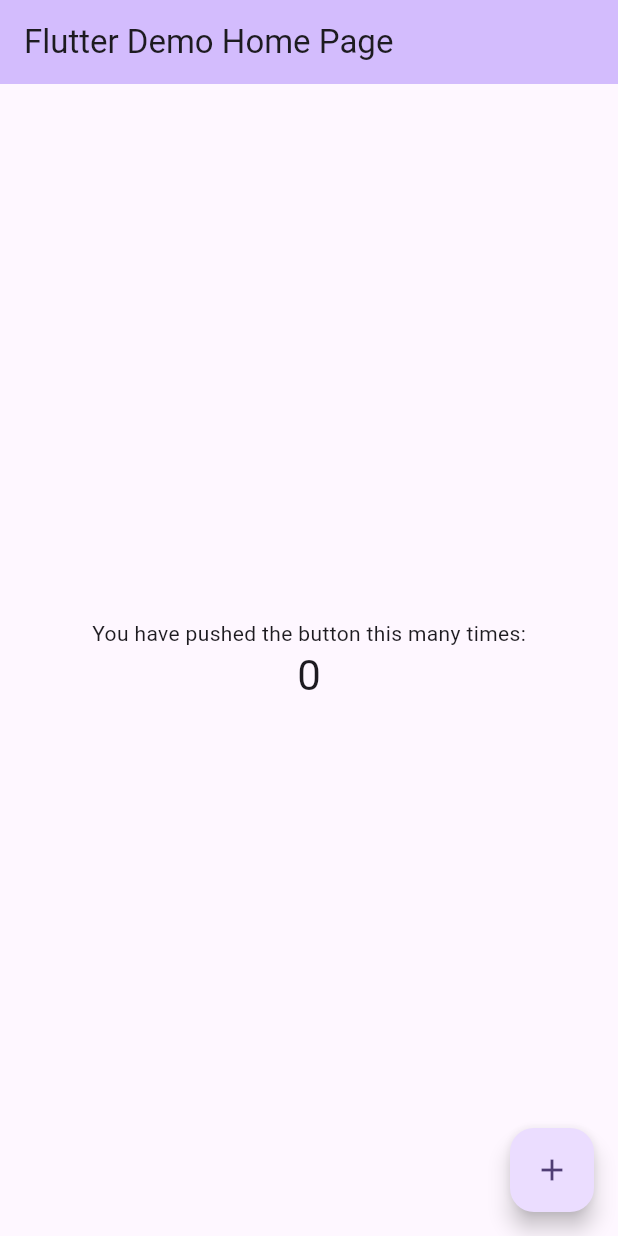
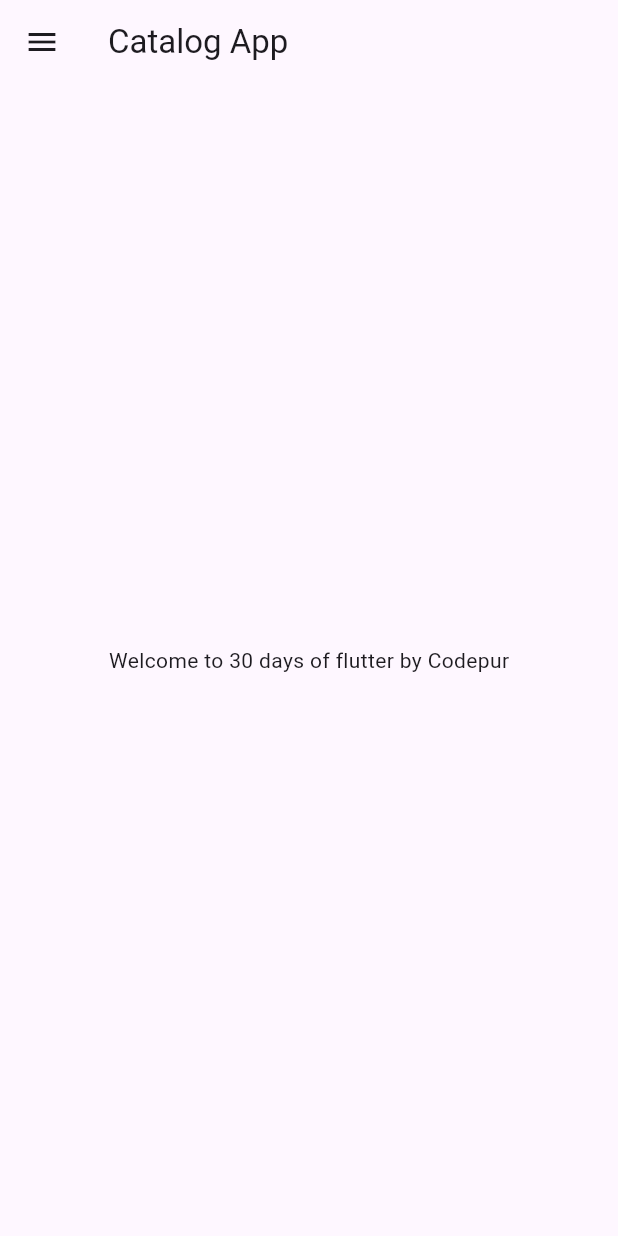
Before and after one commit to divsgoyal/Flutter, a Flutter app: the screen it shows after launch, on a phone screen of 412 x 824 dp. Run offline on Flutter 3.47's test engine with Material 3 defaults, Android fonts, the light colour scheme and no system bars.

Commit message:
level 2 completed

```diff
--- /dev/null
+++ b/lib/home_page.dart
@@ -0,0 +1,20 @@
+import 'package:flutter/material.dart';
+
+class HomePage extends StatelessWidget {
+  final int days = 30;
+  final String name = "Codepur";
+  @override
+  Widget build(BuildContext context) {
+    return Scaffold(
+      appBar: AppBar(
+        title: Text("Catalog App"),
+      ),
+      body: Center(
+        child: Container(
+          child: Text("Welcome to $days days of flutter by $name"),
+        ),
+      ),
+      drawer: Drawer(),
+    );
+  }
+}
--- a/lib/main.dart
+++ b/lib/main.dart
@@ -1,125 +1,16 @@
 import 'package:flutter/material.dart';
+import 'package:flutter_catalo/home_page.dart';
 
 void main() {
-  runApp(const MyApp());
+  runApp(MyApp());
 }
 
 class MyApp extends StatelessWidget {
-  const MyApp({super.key});
-
-  // This widget is the root of your application.
+  // const MyApp({Key key}) : super(key: key);
   @override
   Widget build(BuildContext context) {
     return MaterialApp(
-      title: 'Flutter Demo',
-      theme: ThemeData(
-        // This is the theme of your application.
-        //
-        // TRY THIS: Try running your application with "flutter run". You'll see
-        // the application has a purple toolbar. Then, without quitting the app,
-        // try changing the seedColor in the colorScheme below to Colors.green
-        // and then invoke "hot reload" (save your changes or press the "hot
-        // reload" button in a Flutter-supported IDE, or press "r" if you used
-        // the command line to start the app).
-        //
-        // Notice that the counter didn't reset back to zero; the application
-        // state is not lost during the reload. To reset the state, use hot
-        // restart instead.
-        //
-        // This works for code too, not just values: Most code changes can be
-        // tested with just a hot reload.
-        colorScheme: ColorScheme.fromSeed(seedColor: Colors.deepPurple),
-        useMaterial3: true,
-      ),
-      home: const MyHomePage(title: 'Flutter Demo Home Page'),
+      home: HomePage(),
     );
   }
 }
-
-class MyHomePage extends StatefulWidget {
-  const MyHomePage({super.key, required this.title});
-
-  // This widget is the home page of your application. It is stateful, meaning
-  // that it has a State object (defined below) that contains fields that affect
-  // how it looks.
-
-  // This class is the configuration for the state. It holds the values (in this
-  // case the title) provided by the parent (in this case the App widget) and
-  // used by the build method of the State. Fields in a Widget subclass are
-  // always marked "final".
-
-  final String title;
-
-  @override
-  State<MyHomePage> createState() => _MyHomePageState();
-}
-
-class _MyHomePageState extends State<MyHomePage> {
-  int _counter = 0;
-
-  void _incrementCounter() {
-    setState(() {
-      // This call to setState tells the Flutter framework that something has
-      // changed in this State, which causes it to rerun the build method below
-      // so that the display can reflect the updated values. If we changed
-      // _counter without calling setState(), then the build method would not be
-      // called again, and so nothing would appear to happen.
-      _counter++;
-    });
-  }
-
-  @override
-  Widget build(BuildContext context) {
-    // This method is rerun every time setState is called, for instance as done
-    // by the _incrementCounter method above.
-    //
-    // The Flutter framework has been optimized to make rerunning build methods
-    // fast, so that you can just rebuild anything that needs updating rather
-    // than having to individually change instances of widgets.
-    return Scaffold(
-      appBar: AppBar(
-        // TRY THIS: Try changing the color here to a specific color (to
-        // Colors.amber, perhaps?) and trigger a hot reload to see the AppBar
-        // change color while the other colors stay the same.
-        backgroundColor: Theme.of(context).colorScheme.inversePrimary,
-        // Here we take the value from the MyHomePage object that was created by
-        // the App.build method, and use it to set our appbar title.
-        title: Text(widget.title),
-      ),
-      body: Center(
-        // Center is a layout widget. It takes a single child and positions it
-        // in the middle of the parent.
-        child: Column(
-          // Column is also a layout widget. It takes a list of children and
-          // arranges them vertically. By default, it sizes itself to fit its
-          // children horizontally, and tries to be as tall as its parent.
-          //
-          // Column has various properties to control how it sizes itself and
-          // how it positions its children. Here we use mainAxisAlignment to
-          // center the children vertically; the main axis here is the vertical
-          // axis because Columns are vertical (the cross axis would be
-          // horizontal).
-          //
-          // TRY THIS: Invoke "debug painting" (choose the "Toggle Debug Paint"
-          // action in the IDE, or press "p" in the console), to see the
-          // wireframe for each widget.
-          mainAxisAlignment: MainAxisAlignment.center,
-          children: <Widget>[
-            const Text(
-              'You have pushed the button this many times:',
-            ),
-            Text(
-              '$_counter',
-              style: Theme.of(context).textTheme.headlineMedium,
-            ),
-          ],
-        ),
-      ),
-      floatingActionButton: FloatingActionButton(
-        onPressed: _incrementCounter,
-        tooltip: 'Increment',
-        child: const Icon(Icons.add),
-      ), // This trailing comma makes auto-formatting nicer for build methods.
-    );
-  }
-}
```
